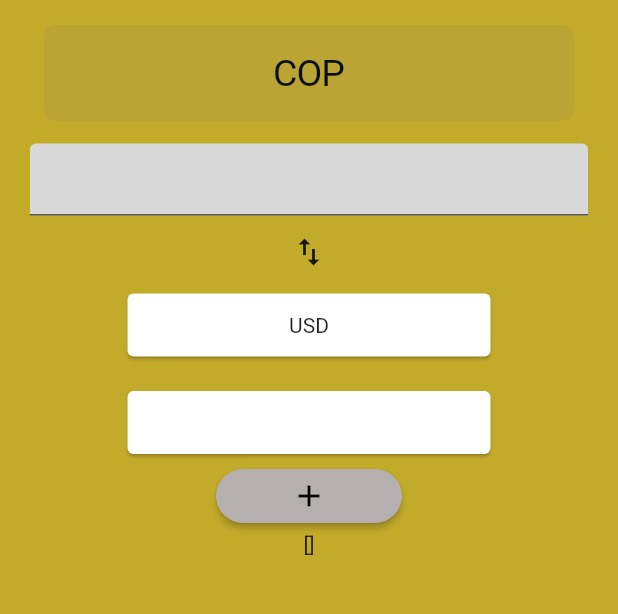
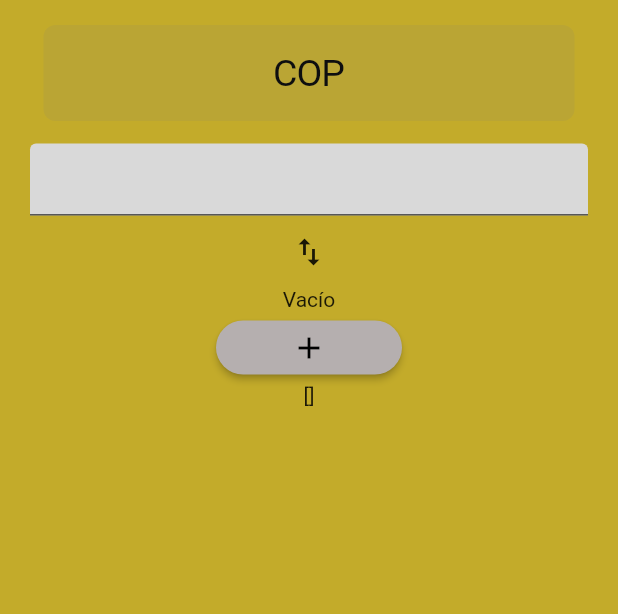
Before and after one commit to sam1rC/xchange, a Flutter app: the screen it shows after launch, on a phone screen of 412 x 824 dp, the part 59-673 px from its top. Run offline on Flutter 3.47's test engine with Material 2 defaults, Android fonts, the phone set to English and light mode, and no system bars; missing offline and left inert: money_converter.

Commit message:
read currencies data on home page

```diff
--- a/lib/pages/home.dart
+++ b/lib/pages/home.dart
@@ -17,12 +17,14 @@ class _HomePageState extends State<HomePage> {
   final items = ['COP', 'USD'];
 
   String usd = "";
+  late List<CheckBoxState> currencies;
+
   @override
   Widget build(BuildContext context) {
+    currencies = context.watch<checkBoxProvider>().currencies;
     List<String> activos = [];
-    List<CheckBoxState> currencies = context.watch<checkBoxProvider>().currencies;
-    for(int i =0; i < currencies.length; i++){
-      if(currencies[i].value){
+    for (int i = 0; i < currencies.length; i++) {
+      if (currencies[i].value) {
         activos.add(currencies[i].title);
       }
     }
@@ -39,7 +41,8 @@ class _HomePageState extends State<HomePage> {
               icon: const Icon(Icons.settings))
         ],
       ),
-      body: Padding(
+      body: SingleChildScrollView(
+        child: Padding(
           padding: const EdgeInsets.symmetric(horizontal: 20.0),
           child: Column(
             children: [
@@ -69,30 +72,21 @@ class _HomePageState extends State<HomePage> {
                 },
               ),
               IconButton(onPressed: () {}, icon: const Icon(Icons.swap_vert)),
-            const SizedBox(
-              height: 50,
-              width: 250,
-              child: Card(
-                child: Center(child: Text('USD')),
-              ),
-            ),
-            const SizedBox(
-              height: 15,
-            ),
-            SizedBox(
-              height: 50,
-              width: 250,
-              child: Card(
-                child: Center(child: Text(usd)),
-              ),
-            ),
+              activos.isNotEmpty
+                  ? Column(
+                      children: [
+                        for (int i = 0; i < activos.length; i++)
+                          Card(child: Text(activos[i]))
+                      ],
+                    )
+                  : Text("Vacío"),
               Center(
                 child: ElevatedButton(
                   onPressed: () async {
                     await Navigator.pushNamed(context, '/currencies');
                     //funcione que tome las monedas elegidas
                     setState(() {
-                    getCurrencies();
+                      //activos = getActivos(currencies);
                     });
                   },
                   child: const Icon(Icons.add),
@@ -101,7 +95,7 @@ class _HomePageState extends State<HomePage> {
               Text(activos.toString())
             ],
           ),
-
+        ),
       ),
     );
   }
```
Lines whose indentation alone changed are shown as unchanged.
